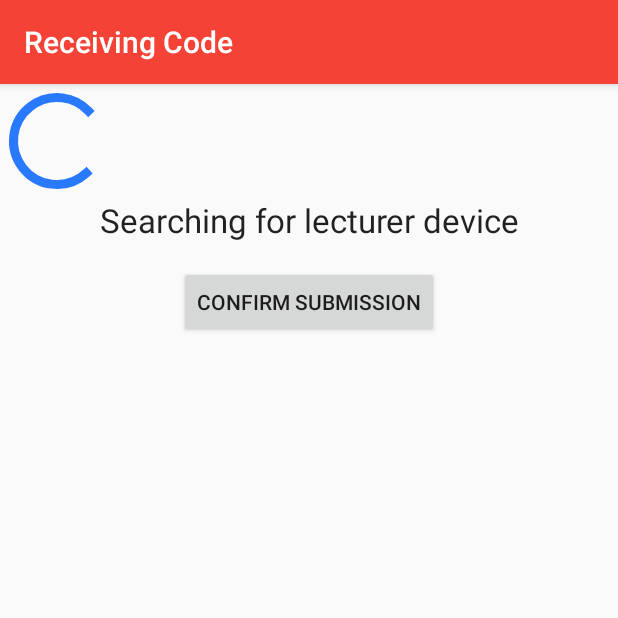
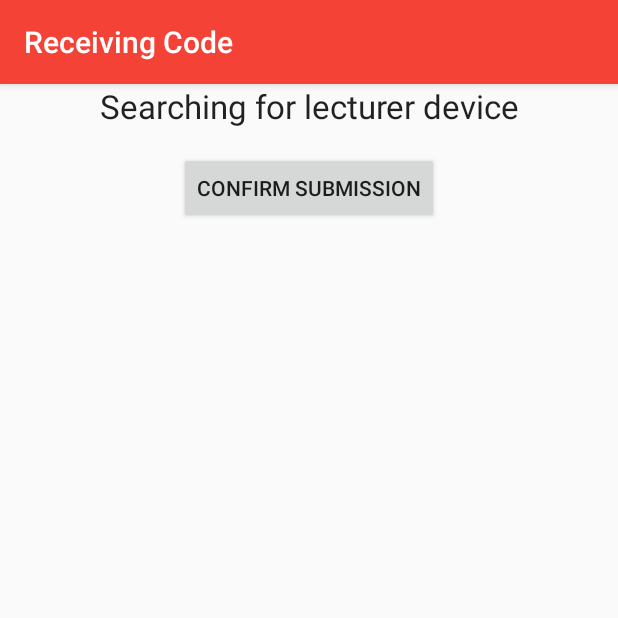
Before and after one commit to ASDFDev/PAS-Nearby-Android, an Android app: the CodeReceiveActivity screen opened directly, with no data from a screen before it, on a phone screen of 412 x 824 dp, the top half of it. Run offline under Robolectric (Android 15) with nearby library versions, the phone set to English and light mode, and no system bars; 2 statements that could not run were skipped.

Commit message:
UI update

```diff
--- a/app/src/main/java/org/sp/attendance/CodeReceiveActivity.java
+++ b/app/src/main/java/org/sp/attendance/CodeReceiveActivity.java
@@ -1,6 +1,5 @@
 package org.sp.attendance;
 
-import android.app.ProgressDialog;
 import android.support.v7.app.AlertDialog;
 import android.content.DialogInterface;
 import android.net.ConnectivityManager;
@@ -8,8 +7,8 @@ import android.net.NetworkInfo;
 import android.os.Bundle;
 import android.support.annotation.IntDef;
 import android.support.v7.app.AppCompatActivity;
+import android.view.View;
 import android.view.WindowManager;
-import android.widget.ProgressBar;
 import android.widget.Toast;
 
 import com.google.android.gms.common.ConnectionResult;
@@ -216,8 +215,10 @@ public class CodeReceiveActivity extends AppCompatActivity implements
     public void onEndpointFound(final String endpointId, String deviceId, String serviceId,
                                 final String endpointName) {
 
+
         // This device is discovering endpoints and has located an advertiser. Display a dialog to
         // the user asking if they want to connect, and send a connection request if they do.
+
         if (mMyListDialog == null) {
             // Configure the AlertDialog that the MyListDialog wraps
             AlertDialog.Builder builder = new AlertDialog.Builder(this)
@@ -238,6 +239,8 @@ public class CodeReceiveActivity extends AppCompatActivity implements
 
         mMyListDialog.addItem(endpointName, endpointId);
         mMyListDialog.show();
+        findViewById(R.id.text_status).setVisibility(View.GONE);
+
     }
 
     @Override
--- a/app/src/main/res/layout/activity_receive.xml
+++ b/app/src/main/res/layout/activity_receive.xml
@@ -3,13 +3,6 @@
             android:layout_height="match_parent"
             android:orientation="vertical">
 
-      <ProgressBar
-                android:id="@+id/progressBar"
-                style="?android:attr/progressBarStyleLarge"
-                android:layout_alignLeft="@+id/text_status"
-                android:layout_width="wrap_content"
-                android:layout_height="wrap_content"
-                android:progressDrawable="@drawable/circular_progress_bar" />
 
      <TextView
          android:id="@+id/text_status"
```
